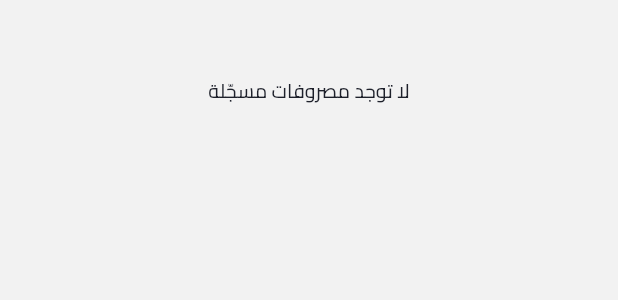
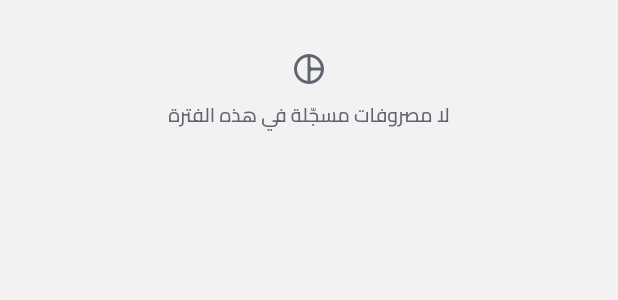
Before and after one commit to maandammaj/Attendance_App, a Flutter app: the CategoryPieChart widget shown alone on an empty page, opened directly with empty values, on a phone screen of 412 x 824 dp. Shown: the top 300 px of the screen. Run offline on Flutter 3.47's test engine with Material 3 defaults, Android fonts, the phone set to English and light mode, and no system bars; our stand-ins replace fl_chart, flutter_animate, flutter_local_notifications, flutter_riverpod, isar_community, local_auth and 5 more; missing offline and left inert: local_auth_android; accounts and stored records are empty; generated files the repository leaves out were written again.

Commit message:
fix(ui): show today's target before check-in, unify chart empty states
The day card read the required hours off today's attendance record, which
does not exist until the first check-in, so it showed a dash. The schedule
knows the target regardless — the card now falls back to it, and says
"عطلة" on a non-working day rather than an unexplained dash.

Seven charts each rendered their own bare line of grey text at a different
height and colour. One ChartEmpty carries an icon and the reason; it is
deliberately not EmptyState, which fills a screen and holds an action,
while these sit inside cards next to other charts.

No bare-text empty state is left under lib/presentation.

Co-Authored-By: Claude Opus 5 (1M context) <noreply@anthropic.com>

```diff
--- a/lib/presentation/screens/analytics/analytics_screen.dart
+++ b/lib/presentation/screens/analytics/analytics_screen.dart
@@ -20,6 +20,7 @@ import 'widgets/company_comparison.dart';
 import 'widgets/export_sheet.dart';
 import 'widgets/monthly_comparison_chart.dart';
 import 'widgets/salary_waterfall.dart';
+import '../../widgets/common/chart_empty.dart';
 
 class AnalyticsScreen extends ConsumerWidget {
   const AnalyticsScreen({super.key});
@@ -319,8 +320,11 @@ class _DetailTable extends StatelessWidget {
         .toList();
 
     if (rows.isEmpty) {
-      return Text('لا توجد أيام عمل في هذه الفترة',
-          style: theme.textTheme.bodySmall);
+      return const ChartEmpty(
+        message: 'لا أيام عمل في هذه الفترة',
+        icon: Icons.table_rows_rounded,
+        height: 100,
+      );
     }
 
     return SingleChildScrollView(
--- a/lib/presentation/widgets/analytics/attendance_calendar_heatmap.dart
+++ b/lib/presentation/widgets/analytics/attendance_calendar_heatmap.dart
@@ -4,6 +4,7 @@ import '../../../core/constants/design_tokens.dart';
 import '../../../core/constants/app_constants.dart';
 import '../../../core/utils/date_helpers.dart';
 import '../../../domain/entities/analytics_report_entity.dart';
+import '../common/chart_empty.dart';
 
 /// خريطة حرارية تقويمية بأسبوع يبدأ بالسبت.
 ///
@@ -18,11 +19,10 @@ class AttendanceCalendarHeatmap extends StatelessWidget {
   Widget build(BuildContext context) {
     final theme = Theme.of(context);
     if (cells.isEmpty) {
-      return SizedBox(
+      return const ChartEmpty(
+        message: 'لا أيام في هذه الفترة',
+        icon: Icons.calendar_month_rounded,
         height: 100,
-        child: Center(
-            child: Text('لا توجد أيام في هذه الفترة',
-                style: theme.textTheme.bodySmall)),
       );
     }
 
--- a/lib/presentation/widgets/analytics/category_pie_chart.dart
+++ b/lib/presentation/widgets/analytics/category_pie_chart.dart
@@ -2,6 +2,7 @@ import 'package:fl_chart/fl_chart.dart';
 import 'package:flutter/material.dart';
 
 import '../../../domain/entities/analytics_report_entity.dart';
+import '../common/chart_empty.dart';
 
 /// دائري للفئات مع مفتاح جانبي. الفئات الصغيرة تُدمج في شريحة "أخرى"
 /// حتى لا تصبح الحلقة غير مقروءة.
@@ -35,14 +36,10 @@ class _CategoryPieChartState extends State<CategoryPieChart> {
 
   @override
   Widget build(BuildContext context) {
-    final theme = Theme.of(context);
     if (widget.items.isEmpty) {
-      return SizedBox(
-        height: 120,
-        child: Center(
-          child: Text('لا توجد مصروفات مسجّلة',
-              style: theme.textTheme.bodySmall),
-        ),
+      return const ChartEmpty(
+        message: 'لا مصروفات مسجّلة في هذه الفترة',
+        icon: Icons.pie_chart_outline_rounded,
       );
     }
 
--- a/lib/presentation/widgets/analytics/hours_bar_chart.dart
+++ b/lib/presentation/widgets/analytics/hours_bar_chart.dart
@@ -3,6 +3,7 @@ import '../../../core/constants/design_tokens.dart';
 import 'package:flutter/material.dart';
 
 import '../../../domain/entities/analytics_report_entity.dart';
+import '../common/chart_empty.dart';
 
 /// أعمدة مكدّسة: الساعات الرسمية أسفل والإضافي فوقها لكل يوم/شهر.
 class HoursBarChart extends StatelessWidget {
@@ -135,12 +136,6 @@ class _NoData extends StatelessWidget {
 
   @override
   Widget build(BuildContext context) {
-    return SizedBox(
-      height: 120,
-      child: Center(
-        child: Text('لا توجد بيانات في هذه الفترة',
-            style: Theme.of(context).textTheme.bodySmall),
-      ),
-    );
+    return const ChartEmpty(message: 'لا بيانات في هذه الفترة');
   }
 }
--- a/lib/presentation/widgets/analytics/weekday_radar_chart.dart
+++ b/lib/presentation/widgets/analytics/weekday_radar_chart.dart
@@ -2,6 +2,7 @@ import 'package:fl_chart/fl_chart.dart';
 import 'package:flutter/material.dart';
 
 import '../../../core/constants/app_constants.dart';
+import '../common/chart_empty.dart';
 
 /// رادار لمتوسط ساعات كل يوم أسبوع — يُظهر أي الأيام يحمل العبء الأكبر.
 class WeekdayRadarChart extends StatelessWidget {
@@ -16,12 +17,9 @@ class WeekdayRadarChart extends StatelessWidget {
     final maxHours = averageHours.fold(0.0, (a, b) => a > b ? a : b);
 
     if (maxHours <= 0) {
-      return SizedBox(
-        height: 120,
-        child: Center(
-          child: Text('لا توجد ساعات مسجّلة في هذه الفترة',
-              style: theme.textTheme.bodySmall),
-        ),
+      return const ChartEmpty(
+        message: 'لا ساعات مسجّلة في هذه الفترة',
+        icon: Icons.radar_rounded,
       );
     }
 
--- /dev/null
+++ b/lib/presentation/widgets/common/chart_empty.dart
@@ -0,0 +1,46 @@
+import 'package:flutter/material.dart';
+
+import '../../../core/constants/design_tokens.dart';
+
+/// فراغ رسم بياني: أيقونة هادئة وسطر يقول لماذا لا شيء هنا.
+///
+/// ليست [EmptyState] — تلك تملأ شاشة وتحمل إجراءً، وهذه تعيش داخل بطاقة
+/// إلى جانب رسوم أخرى. توحيدها يمنع سبعة نصوص عارية مختلفة الارتفاع
+/// واللون داخل الشاشة الواحدة.
+class ChartEmpty extends StatelessWidget {
+  const ChartEmpty({
+    super.key,
+    required this.message,
+    this.icon = Icons.bar_chart_rounded,
+    this.height = 120,
+  });
+
+  final String message;
+  final IconData icon;
+  final double height;
+
+  @override
+  Widget build(BuildContext context) {
+    final theme = Theme.of(context);
+    final palette = context.palette;
+
+    return SizedBox(
+      height: height,
+      child: Center(
+        child: Column(
+          mainAxisSize: MainAxisSize.min,
+          children: [
+            Icon(icon, size: AppIconSize.lg, color: palette.onSurfaceVariant),
+            const SizedBox(height: AppSpacing.sm),
+            Text(
+              message,
+              textAlign: TextAlign.center,
+              style: theme.textTheme.bodySmall
+                  ?.copyWith(color: palette.onSurfaceVariant),
+            ),
+          ],
+        ),
+      ),
+    );
+  }
+}
```
Also changed, not shown: lib/presentation/screens/analytics/widgets/monthly_comparison_chart.dart (+3 -5 lines), lib/presentation/screens/budget/widgets/salary_composition_chart.dart (+5 -3 lines), lib/presentation/widgets/attendance/live_session_card.dart (+12 -2 lines).
